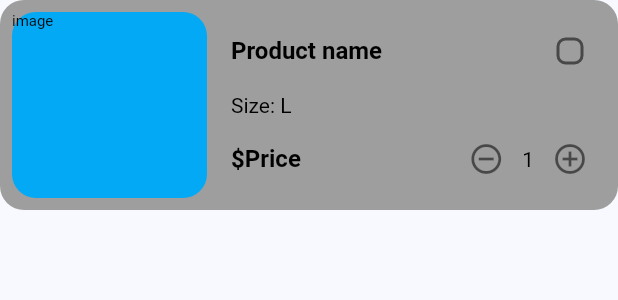
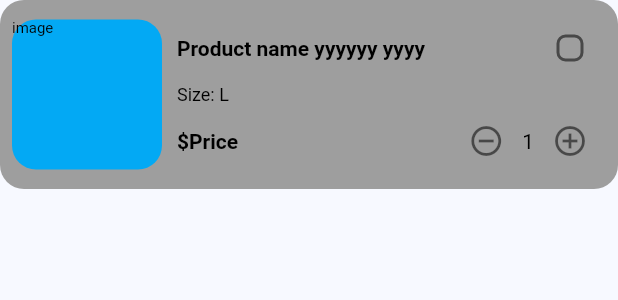
Before and after one commit to ngocnam11/e_shop, a Flutter app: the ListItem widget shown alone on an empty page, opened directly, on a phone screen of 412 x 824 dp. Shown: the top 300 px of the screen. Run offline on Flutter 3.47's test engine with Material 2 defaults, Android fonts, the phone set to English and light mode, and no system bars; our stand-ins replace flutter_svg; project files that could hold a hidden picture were left out.

Commit message:
adjust widget size to fit android device

```diff
--- a/lib/screens/cart_screen.dart
+++ b/lib/screens/cart_screen.dart
@@ -48,15 +48,13 @@ class CartScreen extends StatelessWidget {
             ),
           );
         },
-        separatorBuilder: (context, index) => const SizedBox(
-          height: 12,
-        ),
+        separatorBuilder: (context, index) => const SizedBox(height: 12),
       ),
       bottomNavigationBar: Padding(
         padding: const EdgeInsets.only(
           left: 24,
           right: 24,
-          bottom: 32,
+          bottom: 28,
           top: 12,
         ),
         child: SizedBox(
@@ -79,11 +77,11 @@ class CartScreen extends StatelessWidget {
               ),
               ElevatedButton(
                 onPressed: () {
-                  Navigator.of(context).pushReplacementNamed(AppRouter.home);
+                  Navigator.of(context).pushNamed(AppRouter.checkout);
                 },
                 style: ElevatedButton.styleFrom(
                   padding: const EdgeInsets.symmetric(
-                    vertical: 20,
+                    vertical: 16,
                   ),
                   primary: Colors.blueAccent.shade100,
                   fixedSize: const Size.fromWidth(500),
--- a/lib/screens/wishlist_screen.dart
+++ b/lib/screens/wishlist_screen.dart
@@ -37,9 +37,7 @@ class WishlistScreen extends StatelessWidget {
             ),
           );
         },
-        separatorBuilder: (context, index) => const SizedBox(
-          height: 12,
-        ),
+        separatorBuilder: (context, index) => const SizedBox(height: 12),
       ),
       bottomNavigationBar: const CustomNavigationBar(
         currentRoute: AppRouter.wishlist,
--- a/lib/widgets/list_item.dart
+++ b/lib/widgets/list_item.dart
@@ -9,10 +9,8 @@ class ListItem extends StatelessWidget {
 
   @override
   Widget build(BuildContext context) {
-    return Column(
-      children: [
-        Container(
-          height: 140,
+    return Container(
+      height: 126,
       width: double.infinity,
       decoration: BoxDecoration(
         color: Colors.grey,
@@ -23,28 +21,27 @@ class ListItem extends StatelessWidget {
         child: Row(
           children: [
             Container(
-                  height: 130,
-                  width: 130,
+              height: 100,
+              width: 100,
               decoration: BoxDecoration(
                 color: Colors.lightBlue,
                 borderRadius: BorderRadius.circular(16),
               ),
               child: Text('image'),
             ),
-                const SizedBox(width: 16),
+            const SizedBox(width: 10),
             Expanded(
               child: Column(
-                    mainAxisAlignment: MainAxisAlignment.spaceAround,
+                mainAxisAlignment: MainAxisAlignment.spaceBetween,
                 crossAxisAlignment: CrossAxisAlignment.start,
                 children: [
                   Row(
                     mainAxisAlignment: MainAxisAlignment.spaceBetween,
                     children: [
-                          SizedBox(
-                            width: 180,
+                      Expanded(
                         child: Text(
-                              'Product name',
-                              style: Theme.of(context).textTheme.headline4,
+                          'Product name yyyyyy yyyy',
+                          style: Theme.of(context).textTheme.headline5,
                           maxLines: 2,
                           overflow: TextOverflow.ellipsis,
                         ),
@@ -57,26 +54,24 @@ class ListItem extends StatelessWidget {
                   ),
                   Text(
                     'Size: L',
-                        style: Theme.of(context).textTheme.headline6,
+                    style: Theme.of(context).textTheme.bodyText1,
                   ),
                   Row(
                     mainAxisAlignment: MainAxisAlignment.spaceBetween,
                     children: [
                       Text(
                         '\$Price',
-                            style: Theme.of(context).textTheme.headline4,
+                        style: Theme.of(context).textTheme.headline5,
                       ),
                       child,
                     ],
                   ),
                 ],
               ),
-                )
+            ),
           ],
         ),
       ),
-        ),
-      ],
     );
   }
 }
```
Lines whose indentation alone changed are shown as unchanged.
